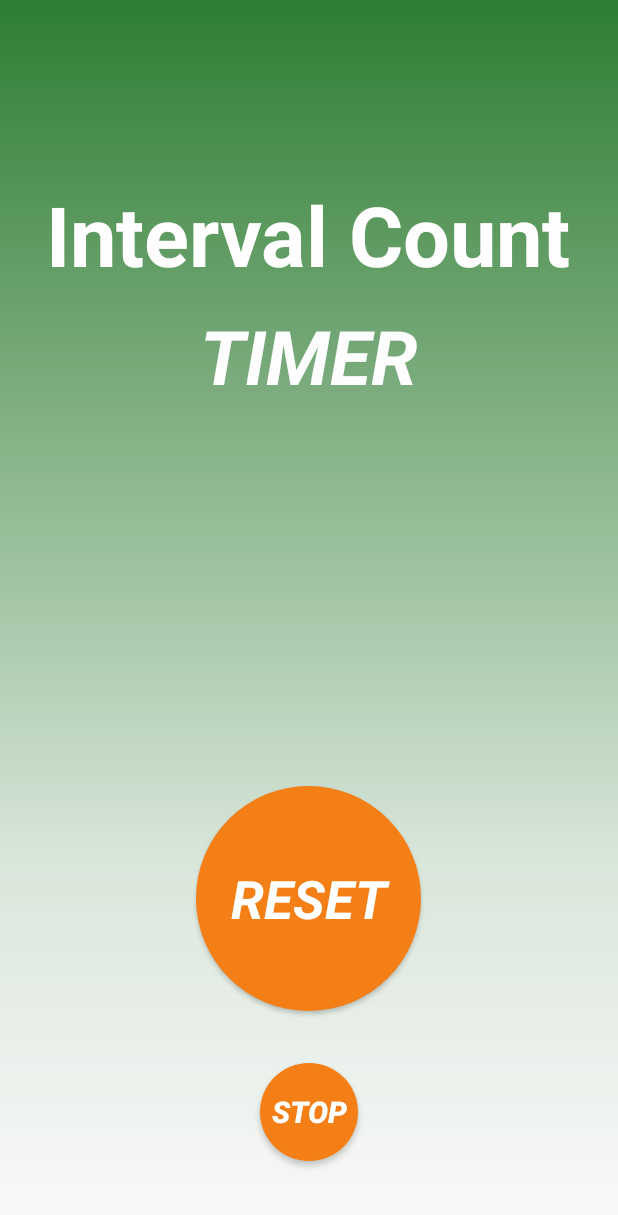
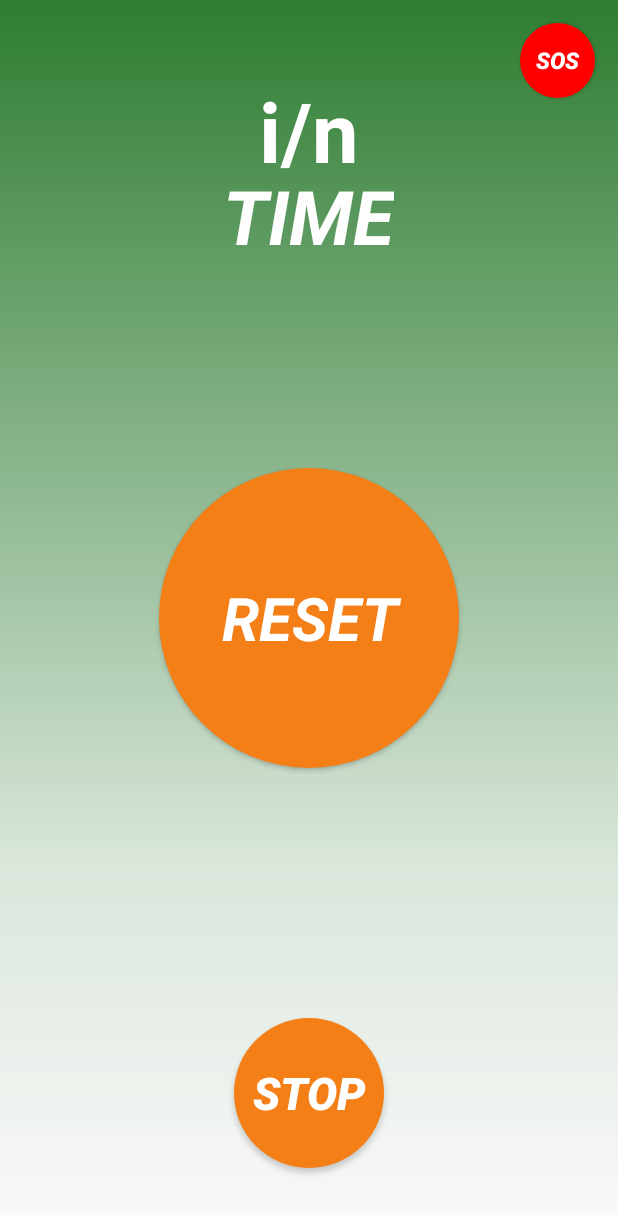
Before and after one commit to pascalpiper/SaveYourRide, an Android app: the ActiveMode screen opened directly, with no data from a screen before it, on a phone screen of 412 x 824 dp. Shown: the top 1215 px of the screen. Run offline under Robolectric (Android 15) with nearby library versions, the phone set to English and light mode, and no system bars.

Commit message:
layout changes + sos button added + some size changes

```diff
--- a/app/src/main/java/com/saveyourride/activities/ActiveMode.java
+++ b/app/src/main/java/com/saveyourride/activities/ActiveMode.java
@@ -57,10 +57,10 @@ public class ActiveMode extends AppCompatActivity {
         setContentView(R.layout.activity_active_mode);
 
         // Views
-        Button buttonResetTimer = (Button) findViewById(R.id.buttonResetTimer);
-        Button buttonStopTimer = (Button) findViewById(R.id.buttonStopTimer);
-        textViewTime = (TextView) findViewById(R.id.textViewTimer);
-        textViewIntervalNumber = (TextView) findViewById(R.id.textViewIntervalCount);
+        Button buttonResetTimer = (Button) findViewById(R.id.activeMode_buttonReset);
+        Button buttonStopTimer = (Button) findViewById(R.id.activeMode_buttonStop);
+        textViewTime = (TextView) findViewById(R.id.activeMode_textViewTime);
+        textViewIntervalNumber = (TextView) findViewById(R.id.activeMode_textViewNumberOfIntervals);
 
         // Keeps Activity ON also on lock screen
         getWindow().addFlags(WindowManager.LayoutParams.FLAG_DISMISS_KEYGUARD |
--- a/app/src/main/res/layout/activity_active_mode.xml
+++ b/app/src/main/res/layout/activity_active_mode.xml
@@ -7,67 +7,80 @@
     tools:context=".activities.ActiveMode">
 
     <View
-        android:id="@+id/activeModeGradientView"
+        android:id="@+id/activeMode_gradientView"
         android:layout_width="wrap_content"
         android:layout_height="wrap_content"
         android:background="@drawable/white_gradient"
         android:elevation="1dp" />
 
     <TextView
-        android:id="@+id/textViewIntervalCount"
+        android:id="@+id/activeMode_textViewNumberOfIntervals"
         android:layout_width="wrap_content"
         android:layout_height="wrap_content"
         android:layout_centerHorizontal="true"
-        android:layout_marginTop="119dp"
-        android:text="@string/intervalCount"
+        android:layout_marginTop="50dp"
+        android:text="@string/numberOfIntervals"
         android:textAppearance="?android:attr/textAppearanceLarge"
         android:textColor="@color/colorWhite"
         android:textSize="55sp"
         android:textStyle="bold" />
 
     <TextView
-        android:id="@+id/textViewTimer"
+        android:id="@+id/activeMode_textViewTime"
         android:layout_width="wrap_content"
         android:layout_height="wrap_content"
         android:layout_alignParentTop="true"
         android:layout_centerHorizontal="true"
-        android:layout_marginTop="203dp"
-        android:text="@string/timer"
+        android:layout_marginTop="110dp"
+        android:text="@string/time"
         android:textColor="@color/colorWhite"
         android:textAppearance="?android:attr/textAppearanceLarge"
         android:textSize="50sp"
         android:textStyle="bold|italic" />
 
     <Button
-        android:id="@+id/buttonResetTimer"
-        android:layout_width="150dp"
-        android:layout_height="150dp"
-        android:layout_alignParentBottom="true"
+        android:id="@+id/activeMode_buttonReset"
+        android:layout_width="200dp"
+        android:layout_height="200dp"
         android:layout_centerHorizontal="true"
-        android:layout_marginBottom="150dp"
+        android:layout_centerVertical="true"
         android:background="@drawable/round_button"
         android:clickable="true"
         android:elevation="10dp"
         android:focusable="true"
         android:text="@string/reset"
-        android:textSize="35sp"
+        android:textSize="40sp"
         android:textAppearance="?android:attr/textAppearanceLarge"
         android:textColor="@color/colorWhite"
         android:textStyle="bold|italic" />
 
     <Button
-        android:id="@+id/buttonStopTimer"
-        android:layout_width="65dp"
-        android:layout_height="65dp"
+        android:id="@+id/activeMode_buttonStop"
+        android:layout_width="100dp"
+        android:layout_height="100dp"
         android:layout_alignParentBottom="true"
         android:layout_centerHorizontal="true"
-        android:layout_marginBottom="50dp"
+        android:layout_marginBottom="45dp"
         android:background="@drawable/round_button"
         android:elevation="3dp"
         android:text="@string/stop"
-        android:textSize="20sp"
+        android:textSize="30sp"
         android:textColor="@color/colorWhite"
         android:textStyle="bold|italic" />
 
+    <Button
+        android:id="@+id/activeMode_buttonSos"
+        android:layout_width="50dp"
+        android:layout_height="50dp"
+        android:layout_alignParentEnd="true"
+        android:layout_alignParentTop="true"
+        android:layout_marginTop="15dp"
+        android:layout_marginEnd="15dp"
+        android:background="@drawable/round_button_red"
+        android:elevation="3dp"
+        android:text="@string/sos"
+        android:textSize="15sp"
+        android:textColor="@color/colorWhite"
+        android:textStyle="bold|italic" />
 
 </RelativeLayout>
--- a/app/src/main/res/layout/activity_sos_mode.xml
+++ b/app/src/main/res/layout/activity_sos_mode.xml
@@ -18,7 +18,7 @@
         android:layout_width="wrap_content"
         android:layout_height="wrap_content"
         android:layout_centerHorizontal="true"
-        android:layout_marginTop="100dp"
+        android:layout_marginTop="80dp"
         android:text="@string/sos_signal"
         android:textAppearance="?android:attr/textAppearanceLarge"
         android:textColor="@color/colorWhite"
@@ -47,7 +47,7 @@
         android:layout_height="100dp"
         android:layout_alignParentBottom="true"
         android:layout_centerHorizontal="true"
-        android:layout_marginBottom="75dp"
+        android:layout_marginBottom="45dp"
         android:background="@drawable/round_button"
         android:elevation="3dp"
         android:text="@string/exit"
--- a/app/src/main/res/values/strings.xml
+++ b/app/src/main/res/values/strings.xml
@@ -27,8 +27,8 @@
     <string name="dialog_send_sms_permission_required">This feature requires Send-SMS permission. If you want to use this, please go to the setting and give the permission.</string>
 
     <!-- TEXT VIEWS -->
-    <string name="intervalCount">Interval Count</string>
-    <string name="timer">TIMER</string>
+    <string name="numberOfIntervals">i/n</string>
+    <string name="time">TIME</string>
     <string name="interval_time_expired">The time of the interval has expired!</string>
     <string name="sos_signal">SOS signal was sent!</string>
 
```
Also changed, not shown: app/src/main/java/com/saveyourride/activities/PassiveMode.java (+1 -6 lines), app/src/main/res/layout/activity_passive_mode.xml (+21 -6 lines).
